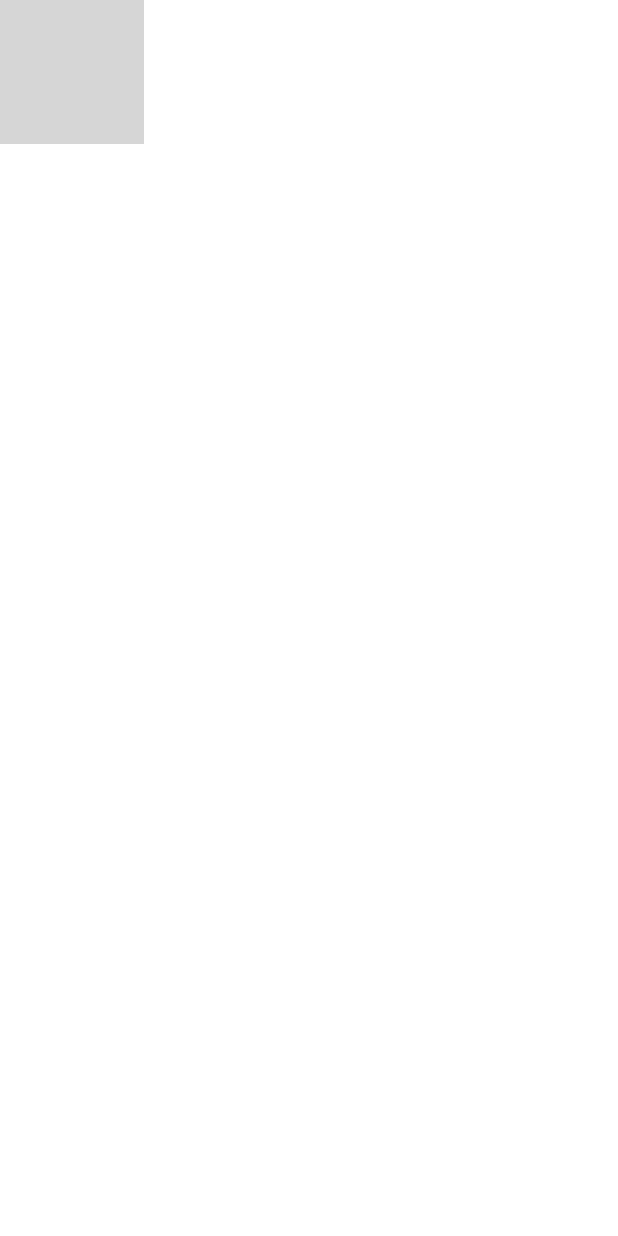
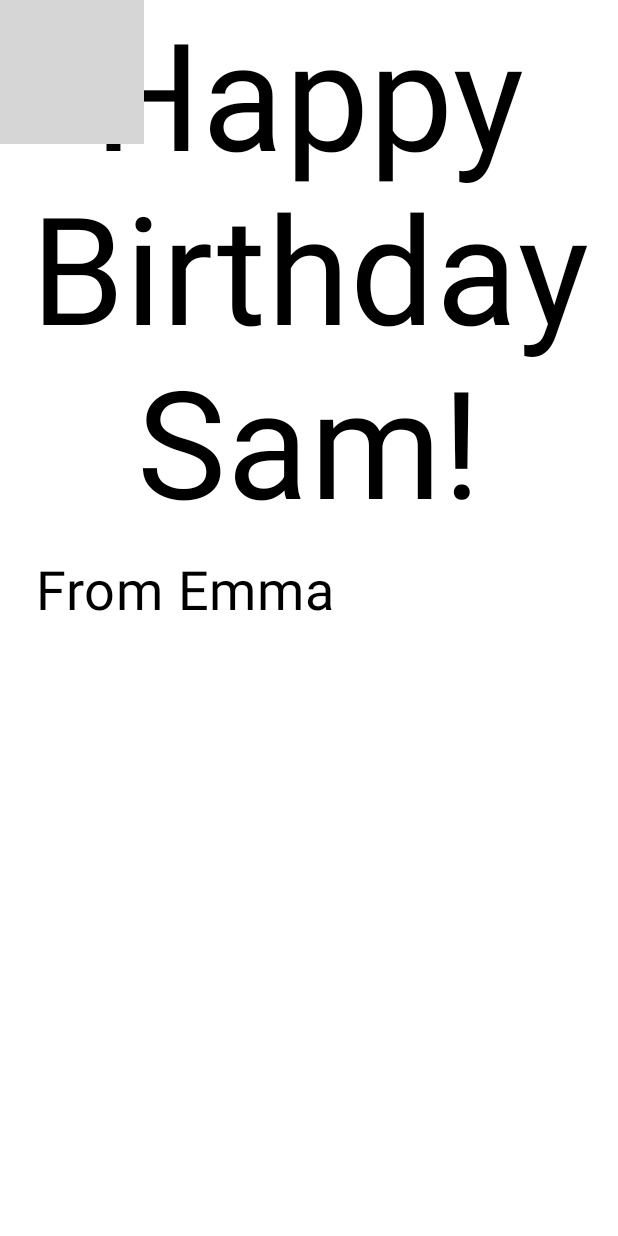
Before and after one commit to luci649/Andriod-Apps, an Android app built with Jetpack Compose: the @Preview function GreetingPreview, on a phone screen of 412 x 824 dp. Run offline under Robolectric (Android 15) with nearby library versions, the phone set to English and light mode, and no system bars; grey boxes are pictures that could not be loaded.

Commit message:
Added a box to the image composable to layer the greeting text over the image. Replaced GreetingText call in setContent with GreetingImage.

```diff
--- a/HappyBirthday/app/src/main/java/com/example/happybirthday/MainActivity.kt
+++ b/HappyBirthday/app/src/main/java/com/example/happybirthday/MainActivity.kt
@@ -6,6 +6,7 @@ import androidx.activity.ComponentActivity
 import androidx.activity.compose.setContent
 import androidx.compose.foundation.Image
 import androidx.compose.foundation.layout.Arrangement
+import androidx.compose.foundation.layout.Box
 import androidx.compose.foundation.layout.Column
 import androidx.compose.foundation.layout.Row
 import androidx.compose.foundation.layout.fillMaxSize
@@ -33,7 +34,7 @@ class MainActivity : ComponentActivity() {
                     modifier = Modifier.fillMaxSize(),
                     color = MaterialTheme.colorScheme.background
                 ) {
-                    GreetingText(
+                    GreetingImage(
                         message = "Happy Birthday Sam!",
                         from = "From Emma",
                         modifier = Modifier.padding(8.dp)
@@ -69,10 +70,19 @@ fun GreetingText(message: String, from: String, modifier: Modifier = Modifier) {
 @Composable
 fun GreetingImage(message: String, from: String, modifier: Modifier = Modifier){
     val image = painterResource(R.drawable.androidparty)
-    Image(
-        painter = image,
-        contentDescription = null
-    )
+    Box(modifier) {
+        Image(
+            painter = image,
+            contentDescription = null
+        )
+        GreetingText(
+            message = message,
+            from = from,
+            modifier = Modifier
+                .fillMaxSize()
+                .padding(8.dp)
+        )
+    }
 }
 
 @Preview(showBackground = true)
```
